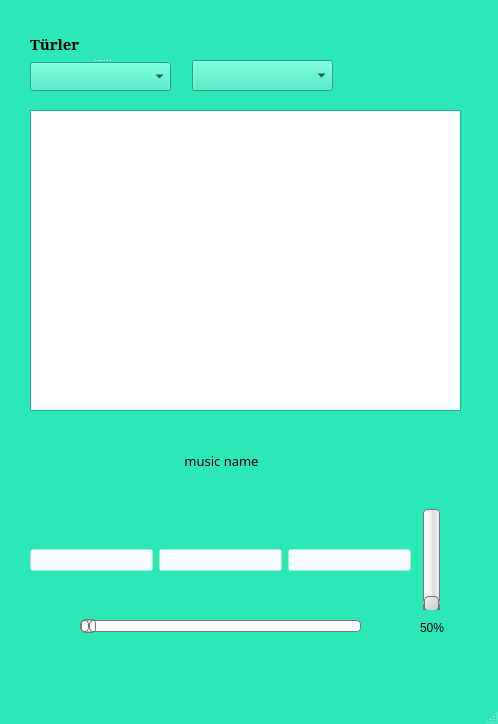
Before: the Qt Designer form mp3music.ui in gunduzhamza/Mp3mucis, drawn with Qt 5.
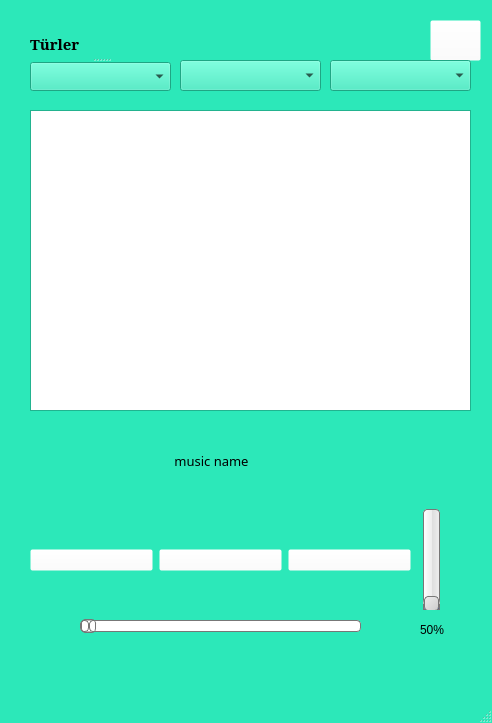
After: the same form once the commit is applied. Icons and pictures are not drawn.

Patch:
```diff
--- a/mp3music.ui
+++ b/mp3music.ui
@@ -6,8 +6,8 @@
    <rect>
     <x>0</x>
     <y>0</y>
-    <width>498</width>
-    <height>724</height>
+    <width>492</width>
+    <height>723</height>
    </rect>
   </property>
   <property name="palette">
@@ -463,7 +463,7 @@
      <rect>
       <x>30</x>
       <y>110</y>
-      <width>431</width>
+      <width>441</width>
       <height>301</height>
      </rect>
     </property>
@@ -520,7 +520,7 @@
    <widget class="QComboBox" name="comboSanatci">
     <property name="geometry">
      <rect>
-      <x>192</x>
+      <x>180</x>
       <y>60</y>
       <width>141</width>
       <height>31</height>
@@ -540,7 +540,7 @@
      <rect>
       <x>31</x>
       <y>431</y>
-      <width>381</width>
+      <width>361</width>
       <height>61</height>
      </rect>
     </property>
@@ -729,8 +729,8 @@
      <rect>
       <x>420</x>
       <y>619</y>
-      <width>31</width>
-      <height>18</height>
+      <width>41</width>
+      <height>21</height>
      </rect>
     </property>
     <property name="font">
@@ -758,7 +758,7 @@
      <string/>
     </property>
    </widget>
-   <widget class="QWidget" name="">
+   <widget class="QWidget" name="layoutWidget">
     <property name="geometry">
      <rect>
       <x>30</x>
@@ -839,6 +839,46 @@
      </item>
     </layout>
    </widget>
+   <widget class="QPushButton" name="playlistButton">
+    <property name="geometry">
+     <rect>
+      <x>430</x>
+      <y>20</y>
+      <width>51</width>
+      <height>41</height>
+     </rect>
+    </property>
+    <property name="cursor">
+     <cursorShape>PointingHandCursor</cursorShape>
+    </property>
+    <property name="styleSheet">
+     <string notr="true">Background-color:rgb(255, 255, 255,0)</string>
+    </property>
+    <property name="text">
+     <string/>
+    </property>
+    <property name="icon">
+     <iconset>
+      <normaloff>img/addicon.png</normaloff>img/addicon.png</iconset>
+    </property>
+   </widget>
+   <widget class="QComboBox" name="comboBox_playlist">
+    <property name="geometry">
+     <rect>
+      <x>330</x>
+      <y>60</y>
+      <width>141</width>
+      <height>31</height>
+     </rect>
+    </property>
+    <property name="font">
+     <font>
+      <family>Times New Roman</family>
+      <pointsize>11</pointsize>
+     </font>
+    </property>
+   </widget>
+   <zorder>layoutWidget</zorder>
    <zorder>splitter_2</zorder>
    <zorder>deger</zorder>
    <zorder>listWidget</zorder>
```
Left out of the diff: 20 changed lines with no effect on the pictures.
